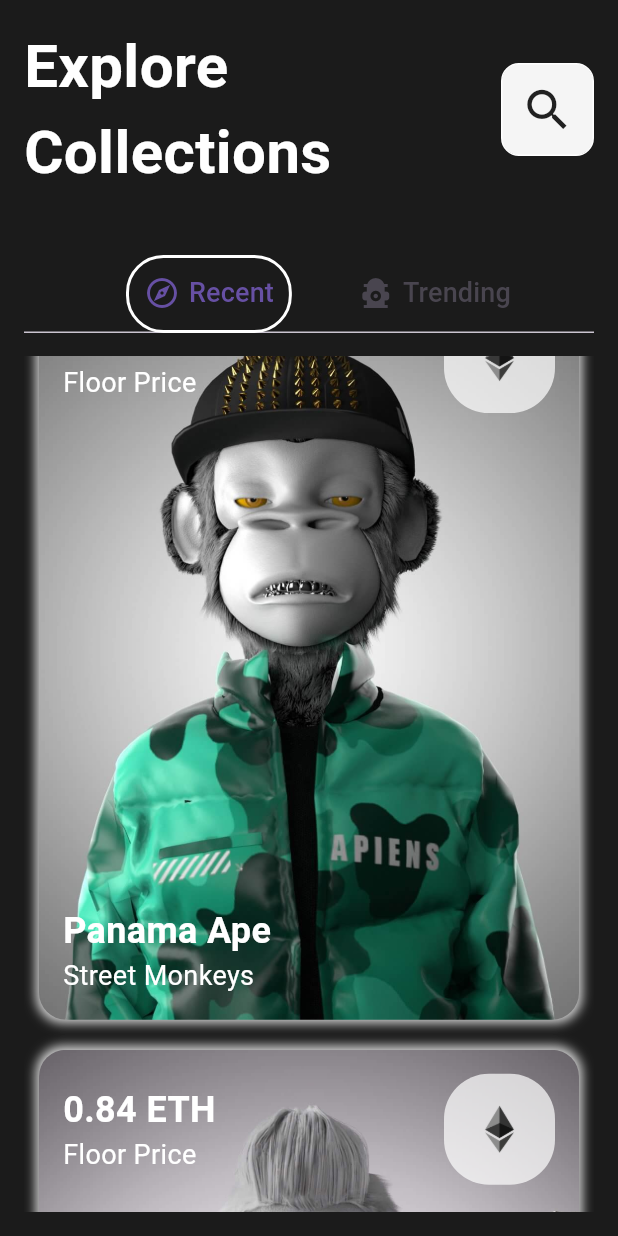
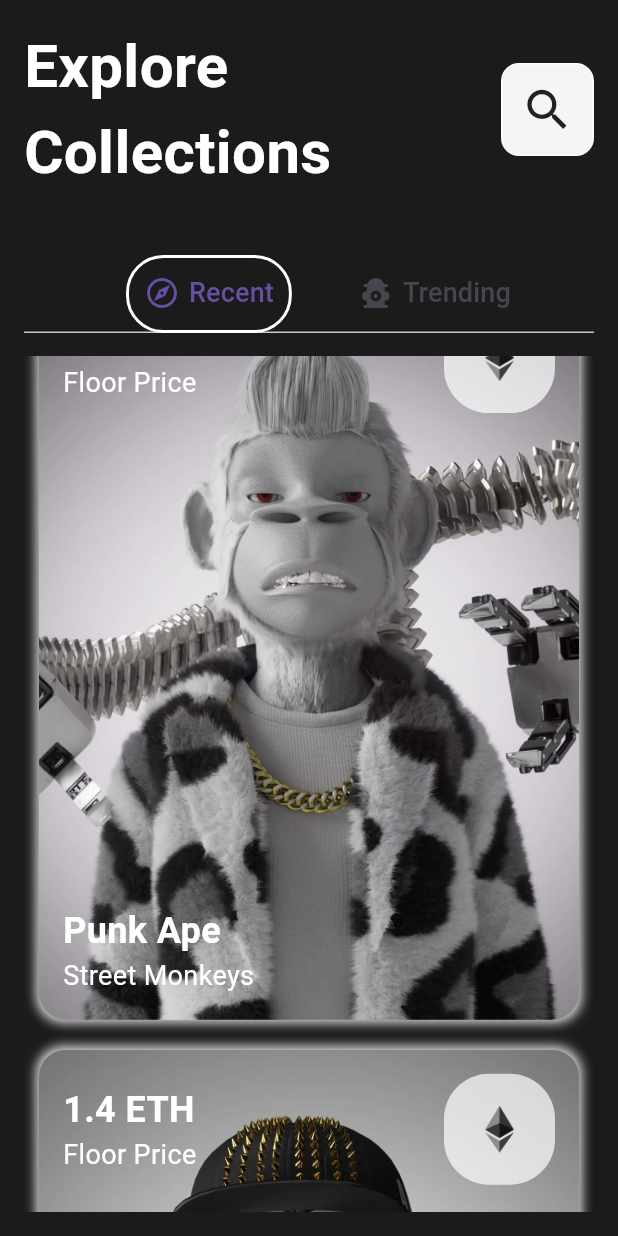
Before and after one commit to Muckesh/NFT-MarketPlace-UI, a Flutter app: the screen it shows after launch, scrolled down 576 dp, on a phone screen of 412 x 824 dp. Run offline on Flutter 3.47's test engine with Material 2 defaults, Android fonts, the phone set to English and light mode, and no system bars.

Commit message:
Clean Code

```diff
--- /dev/null
+++ b/lib/data/data.dart
@@ -0,0 +1,132 @@
+import 'package:flutter/material.dart';
+
+class NFT {
+  final String img;
+  final double price;
+  final String title;
+  final String category;
+  final String tab;
+  const NFT(
+      {required this.price,
+      required this.title,
+      required this.category,
+      required this.tab,
+      required this.img});
+}
+
+const List<NFT> datas = [
+  NFT(
+      price: 2.84,
+      title: "Panama Ape",
+      category: "Street Monkeys",
+      tab: "Recent",
+      img: "assets/images/ape1.jpg"),
+  NFT(
+      price: 1.50,
+      title: "Punk Ape",
+      category: "Street Monkeys",
+      tab: "Recent",
+      img: "assets/images/ape3.jpg"),
+  NFT(
+      price: 1.40,
+      title: "Fashion Ape",
+      category: "Street Monkeys",
+      tab: "Recent",
+      img: "assets/images/ape2.jpg"),
+  NFT(
+      price: 1.28,
+      title: "Hacker Ape",
+      category: "Street Monkeys",
+      tab: "Recent",
+      img: "assets/images/ape4.jpg"),
+  NFT(
+      price: 1.84,
+      title: "Cool Ape",
+      category: "Street Monkeys",
+      tab: "Recent",
+      img: "assets/images/ape5.jpg"),
+  NFT(
+      price: 0.64,
+      title: "Robot Ape",
+      category: "Street Monkeys",
+      tab: "Recent",
+      img: "assets/images/ape6.jpg"),
+  NFT(
+      price: 0.23,
+      title: "Serious Ape",
+      category: "Street Monkeys",
+      tab: "Trending",
+      img: "assets/images/1.png"),
+  NFT(
+      price: 0.26,
+      title: "Cool Ape",
+      category: "Street Monkeys",
+      tab: "Trending",
+      img: "assets/images/2.png"),
+  NFT(
+      price: 0.19,
+      title: "Bored Ape",
+      category: "Street Monkeys",
+      tab: "Trending",
+      img: "assets/images/3.png"),
+  NFT(
+      price: 0.90,
+      title: "Cool Ape",
+      category: "Street Monkeys",
+      tab: "Top",
+      img: "assets/images/4.png"),
+  NFT(
+      price: 0.89,
+      title: "Smart Ape",
+      category: "Street Monkeys",
+      tab: "Top",
+      img: "assets/images/5.png"),
+  NFT(
+      price: 0.97,
+      title: "Funky Ape",
+      category: "Street Monkeys",
+      tab: "Top",
+      img: "assets/images/6.png"),
+  NFT(
+      price: 0.68,
+      title: "Foody Ape",
+      category: "Street Monkeys",
+      tab: "Games",
+      img: "assets/images/7.png"),
+  NFT(
+      price: 0.54,
+      title: "Zebra Ape",
+      category: "Street Monkeys",
+      tab: "Games",
+      img: "assets/images/8.png"),
+  NFT(
+      price: 0.36,
+      title: "Winter Ape",
+      category: "Street Monkeys",
+      tab: "Games",
+      img: "assets/images/9.png"),
+  NFT(
+      price: 0.94,
+      title: "Furious Ape",
+      category: "Street Monkeys",
+      tab: "Nature",
+      img: "assets/images/10.png"),
+  NFT(
+      price: 0.77,
+      title: "Silver Ape",
+      category: "Street Monkeys",
+      tab: "Nature",
+      img: "assets/images/11.png"),
+  NFT(
+      price: 0.43,
+      title: "Panda Ape",
+      category: "Street Monkeys",
+      tab: "Nature",
+      img: "assets/images/12.png"),
+  NFT(
+      price: 0.78,
+      title: "Bored Ape",
+      category: "Street Monkeys",
+      tab: "Nature",
+      img: "assets/images/13.png"),
+];
--- a/lib/screens/home_screen.dart
+++ b/lib/screens/home_screen.dart
@@ -1,4 +1,5 @@
 import 'package:flutter/material.dart';
+import 'package:nft_marketplace/data/data.dart';
 import 'package:nft_marketplace/widgets/FrostedGlass.dart';
 
 import '../tabs/games_tab.dart';
@@ -17,12 +18,17 @@ class HomeScreen extends StatefulWidget {
 }
 
 class _HomeScreenState extends State<HomeScreen> {
+  // List<NFT> recent = datas.sublist(0, 6);
+  // List<NFT> trending = datas.sublist(6, 10);
+  // List<NFT> top = datas.sublist(10, 13);
+  // List<NFT> games = datas.sublist(13, 16);
+  // List<NFT> nature = datas.sublist(16, 19);
   List tabOptions = [
-    ["Recent", RecentTab()],
-    ["Trending", TrendingTab()],
-    ["Top", TopTab()],
-    ["Games", GamesTab()],
-    ["Nature", NatureTab()]
+    ["Recent", RecentTab(recent: datas.sublist(0, 6))],
+    ["Trending", TrendingTab(trending: datas.sublist(6, 10))],
+    ["Top", TopTab(top: datas.sublist(10, 13))],
+    ["Games", GamesTab(games: datas.sublist(13, 16))],
+    ["Nature", NatureTab(nature: datas.sublist(16, 19))]
   ];
   @override
   Widget build(BuildContext context) {
--- a/lib/tabs/games_tab.dart
+++ b/lib/tabs/games_tab.dart
@@ -1,21 +1,23 @@
 import 'package:flutter/material.dart';
 
+import '../data/data.dart';
 import '../widgets/NftCard.dart';
 
 class GamesTab extends StatelessWidget {
-  const GamesTab({super.key});
+  final List<NFT> games;
+  const GamesTab({super.key, required this.games});
 
   @override
   Widget build(BuildContext context) {
     return ListView.builder(
         padding: const EdgeInsets.all(0.0),
-        itemCount: 3,
+        itemCount: games.length,
         itemBuilder: (context, index) {
           return NftCard(
-              img: "assets/images/${index + 7}.png",
-              price: 0.84,
-              title: "Panama Ape",
-              category: "Street Monkeys");
+              img: games[index].img,
+              price: games[index].price,
+              title: games[index].title,
+              category: games[index].category);
         });
   }
 }
--- a/lib/tabs/nature_tab.dart
+++ b/lib/tabs/nature_tab.dart
@@ -1,21 +1,23 @@
 import 'package:flutter/material.dart';
 
+import '../data/data.dart';
 import '../widgets/NftCard.dart';
 
 class NatureTab extends StatelessWidget {
-  const NatureTab({super.key});
+  final List<NFT> nature;
+  const NatureTab({super.key, required this.nature});
 
   @override
   Widget build(BuildContext context) {
     return ListView.builder(
         padding: const EdgeInsets.all(0.0),
-        itemCount: 3,
+        itemCount: nature.length,
         itemBuilder: (context, index) {
           return NftCard(
-              img: "assets/images/${index + 10}.png",
-              price: 0.84,
-              title: "Panama Ape",
-              category: "Street Monkeys");
+              img: nature[index].img,
+              price: nature[index].price,
+              title: nature[index].title,
+              category: nature[index].category);
         });
   }
 }
--- a/lib/tabs/recent_tab.dart
+++ b/lib/tabs/recent_tab.dart
@@ -1,21 +1,22 @@
 import 'package:flutter/material.dart';
+import 'package:nft_marketplace/data/data.dart';
 
 import '../widgets/NftCard.dart';
 
 class RecentTab extends StatelessWidget {
-  const RecentTab({super.key});
-
+  final List<NFT> recent;
+  const RecentTab({super.key, required this.recent});
   @override
   Widget build(BuildContext context) {
     return ListView.builder(
         padding: const EdgeInsets.all(0.0),
-        itemCount: 6,
+        itemCount: recent.length,
         itemBuilder: (context, index) {
           return NftCard(
-              img: "assets/images/ape${index + 1}.jpg",
-              price: 0.84,
-              title: "Panama Ape",
-              category: "Street Monkeys");
+              img: recent[index].img,
+              price: recent[index].price,
+              title: recent[index].title,
+              category: recent[index].category);
         });
   }
 }
--- a/lib/tabs/top_tab.dart
+++ b/lib/tabs/top_tab.dart
@@ -1,21 +1,22 @@
 import 'package:flutter/material.dart';
 
+import '../data/data.dart';
 import '../widgets/NftCard.dart';
 
 class TopTab extends StatelessWidget {
-  const TopTab({super.key});
-
+  final List<NFT> top;
+  const TopTab({super.key, required this.top});
   @override
   Widget build(BuildContext context) {
     return ListView.builder(
         padding: const EdgeInsets.all(0.0),
-        itemCount: 3,
+        itemCount: top.length,
         itemBuilder: (context, index) {
           return NftCard(
-              img: "assets/images/${index + 4}.png",
-              price: 0.84,
-              title: "Panama Ape",
-              category: "Street Monkeys");
+              img: top[index].img,
+              price: top[index].price,
+              title: top[index].title,
+              category: top[index].category);
         });
   }
 }
--- a/lib/tabs/trending_tab.dart
+++ b/lib/tabs/trending_tab.dart
@@ -1,21 +1,23 @@
 import 'package:flutter/material.dart';
+import 'package:nft_marketplace/data/data.dart';
 
 import '../widgets/NftCard.dart';
 
 class TrendingTab extends StatelessWidget {
-  const TrendingTab({super.key});
+  final List<NFT> trending;
+  const TrendingTab({super.key, required this.trending});
 
   @override
   Widget build(BuildContext context) {
     return ListView.builder(
         padding: const EdgeInsets.all(0.0),
-        itemCount: 3,
+        itemCount: trending.length,
         itemBuilder: (context, index) {
           return NftCard(
-              img: "assets/images/${index + 1}.png",
-              price: 0.84,
-              title: "Panama Ape",
-              category: "Street Monkeys");
+              img: trending[index].img,
+              price: trending[index].price,
+              title: trending[index].title,
+              category: trending[index].category);
         });
   }
 }
```
